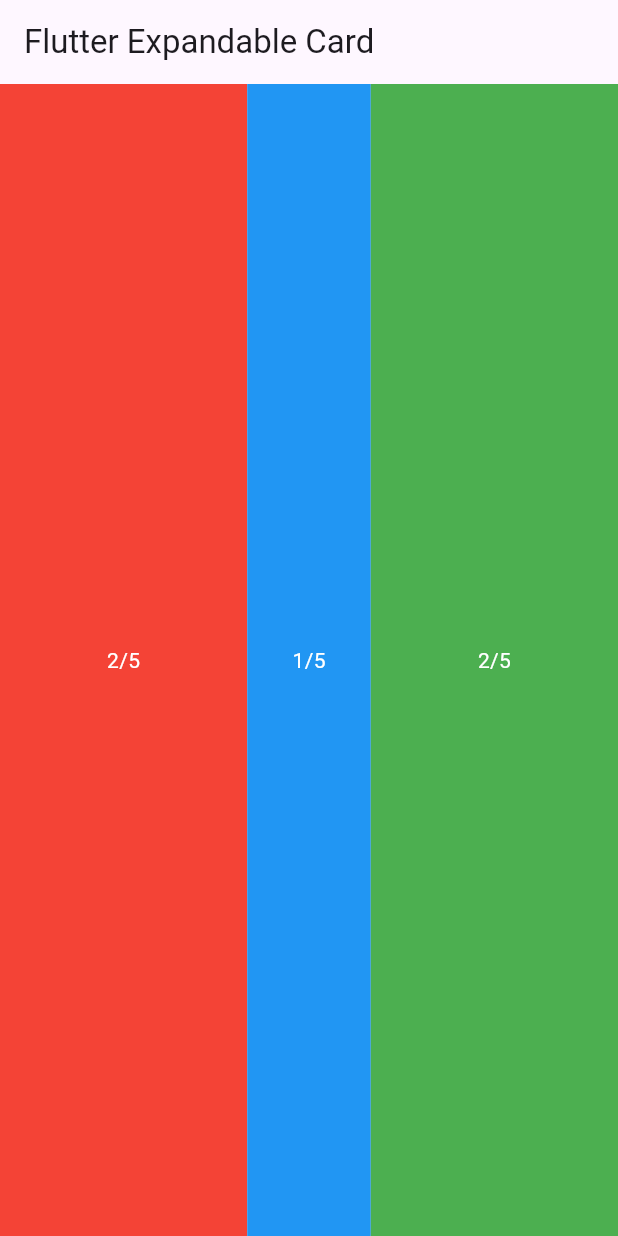
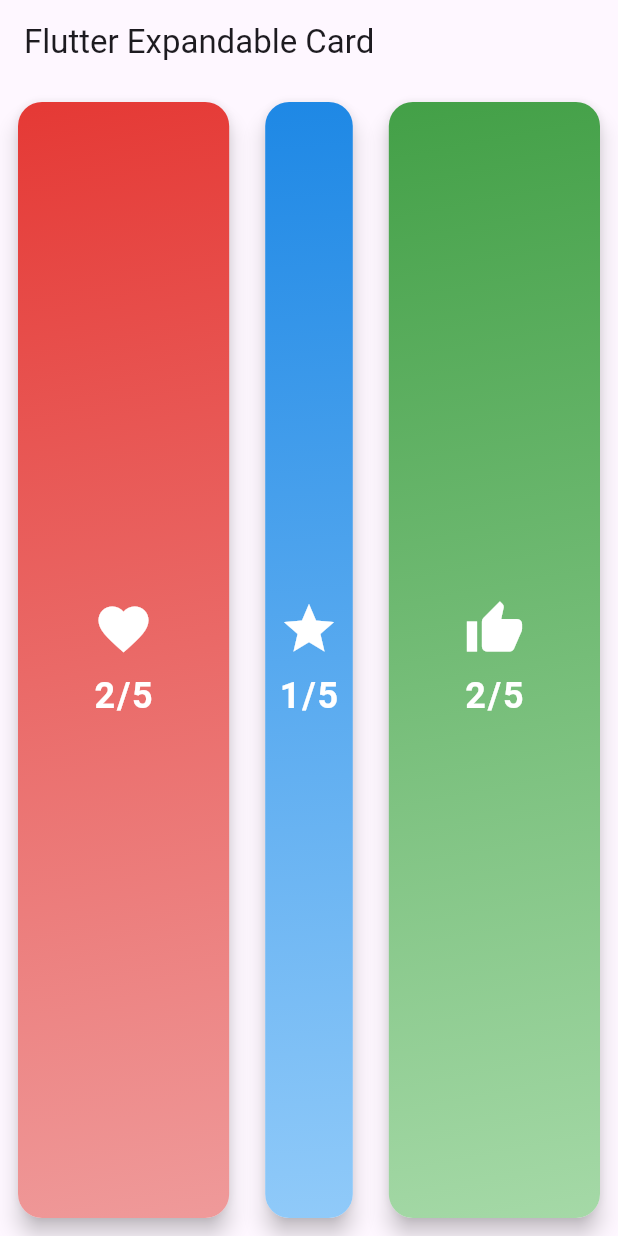
Before and after one commit to Pankaj-Suthar-25/flutter_expandable_card, a Flutter app: the screen it shows after launch, on a phone screen of 412 x 824 dp. Run offline on Flutter 3.47's test engine with Material 3 defaults, Android fonts, the phone set to English and light mode, and no system bars.

Commit message:
Expanded card layout

```diff
--- a/lib/main.dart
+++ b/lib/main.dart
@@ -9,17 +9,136 @@ class MyApp extends StatelessWidget {
 
   @override
   Widget build(BuildContext context) {
-     return MaterialApp(
+    return MaterialApp(
       title: 'Flutter Expandable Card',
       theme: ThemeData(
         primarySwatch: Colors.blue,
+        useMaterial3: true,
       ),
       home: Scaffold(
         appBar: AppBar(
           title: Text('Flutter Expandable Card'),
         ),
         body: Center(
-          child: ExpandedRowFlexLayout(),
+          child: ExpandedRowFlexLayoutVariant(),
+        ),
+      ),
+    );
+  }
+}
+
+class ExpandedRowFlexLayoutVariant extends StatelessWidget {
+  const ExpandedRowFlexLayoutVariant({super.key});
+
+  @override
+  Widget build(BuildContext context) {
+    return Row(
+      children: const [
+        ExpandedCard(flex: 2, label: '2/5', startColor: Color(0xFFE53935), endColor: Color(0xFFEF9A9A), icon: Icons.favorite,),
+        ExpandedCard(flex: 1, label: '1/5', startColor: Color(0xFF1E88E5), endColor: Color(0xFF90CAF9), icon: Icons.star,),
+        ExpandedCard(flex: 2, label: '2/5', startColor: Color(0xFF43A047), endColor: Color(0xFFA5D9A7), icon: Icons.thumb_up,),
+      ],
+    );
+  }
+}
+
+class ExpandedCard extends StatefulWidget {
+  final int flex;
+  final String label;
+  final Color startColor;
+  final Color endColor;
+  final IconData icon;
+
+  const ExpandedCard({
+    super.key,
+    required this.flex,
+    required this.label,
+    required this.startColor,
+    required this.endColor,
+    required this.icon,
+  });
+
+  @override
+  State<ExpandedCard> createState() => _ExpandedCardState();
+}
+
+class _ExpandedCardState extends State<ExpandedCard>
+    with SingleTickerProviderStateMixin {
+  late final AnimationController _controller;
+  late final Animation<double> _scaleAnimation;
+
+  @override
+  void initState() {
+    super.initState();
+    _controller = AnimationController(
+        vsync: this, duration: const Duration(milliseconds: 150));
+    _scaleAnimation = Tween<double>(begin: 1, end: 0.95)
+        .animate(CurvedAnimation(parent: _controller, curve: Curves.easeOut));
+  }
+
+  void _onTapDown(TapDownDetails details) {
+    _controller.forward();
+  }
+
+  void _onTapUp(TapUpDetails details) {
+    _controller.reverse();
+  }
+
+  void _onTapCancel() {
+    _controller.reverse();
+  }
+
+  @override
+  void dispose() {
+    _controller.dispose();
+    super.dispose();
+  }
+
+  @override
+  Widget build(BuildContext context) {
+    return Expanded(
+      flex: widget.flex,
+      child: Padding(
+        padding: const EdgeInsets.all(8.0),
+        child: GestureDetector(
+          onTapDown: _onTapDown,
+          onTapUp: _onTapUp,
+          onTapCancel: _onTapCancel,
+          child: ScaleTransition(
+            scale: _scaleAnimation,
+            child: Card(
+              shape: RoundedRectangleBorder(borderRadius: BorderRadius.circular(16)),
+              elevation: 6,
+              child: Container(
+                decoration: BoxDecoration(
+                  borderRadius: BorderRadius.circular(16),
+                  gradient: LinearGradient(
+                    colors: [widget.startColor, widget.endColor],
+                    begin: Alignment.topLeft,
+                    end: Alignment.bottomRight,
+                  ),
+                ),
+                alignment :Alignment.center,
+                padding: const EdgeInsets.symmetric(vertical: 24, horizontal: 8),
+                child: Column(
+                  mainAxisSize: MainAxisSize.min,
+                  children: [
+                    Icon(widget.icon, size: 40, color: Colors.white),
+                    const SizedBox(height :8),
+                    Text(
+                      widget.label,
+                      style: const TextStyle(
+                        color: Colors.white,
+                        fontWeight: FontWeight.bold,
+                        fontSize: 24,
+                        letterSpacing: 1.2,
+                      ),
+                    ),
+                  ],
+                ),
+              ),
+            ),
+          ),
         ),
       ),
     );
```
